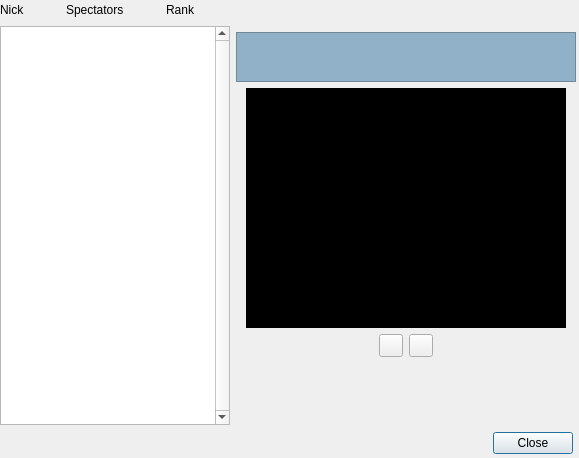
The window that ui/webcam_standard.ui (gitter-badger/simplechatclient) describes before a commit, drawn with Qt 5.
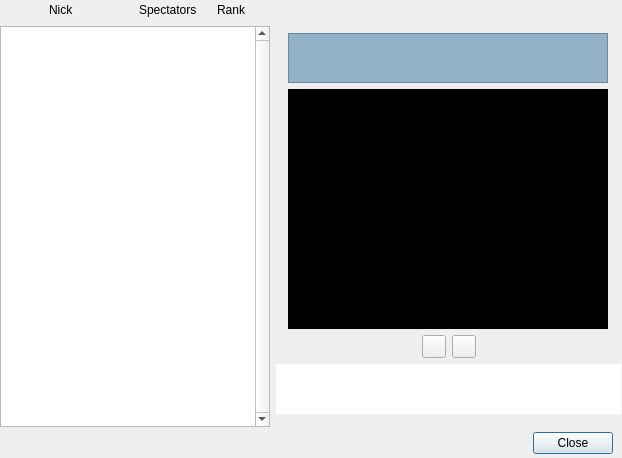
The same window after the commit. Icons and pictures are not drawn.

Commit message: fixed kamerzysta size

```diff
--- a/ui/webcam_standard.ui
+++ b/ui/webcam_standard.ui
@@ -6,19 +6,19 @@
    <rect>
     <x>0</x>
     <y>0</y>
-    <width>579</width>
+    <width>622</width>
     <height>458</height>
    </rect>
   </property>
   <property name="minimumSize">
    <size>
-    <width>579</width>
+    <width>622</width>
     <height>458</height>
    </size>
   </property>
   <property name="maximumSize">
    <size>
-    <width>579</width>
+    <width>622</width>
     <height>458</height>
    </size>
   </property>
@@ -34,7 +34,7 @@
     <rect>
      <x>12</x>
      <y>430</y>
-     <width>561</width>
+     <width>601</width>
      <height>27</height>
     </rect>
    </property>
@@ -47,8 +47,8 @@
     <rect>
      <x>0</x>
      <y>0</y>
-     <width>576</width>
-     <height>425</height>
+     <width>621</width>
+     <height>427</height>
     </rect>
    </property>
    <layout class="QHBoxLayout" name="horizontalLayout">
@@ -56,6 +56,19 @@
      <layout class="QVBoxLayout" name="verticalLayout">
       <item>
        <layout class="QHBoxLayout" name="horizontalLayout_3">
+        <item>
+         <spacer name="horizontalSpacer_8">
+          <property name="orientation">
+           <enum>Qt::Horizontal</enum>
+          </property>
+          <property name="sizeHint" stdset="0">
+           <size>
+            <width>60</width>
+            <height>20</height>
+           </size>
+          </property>
+         </spacer>
+        </item>
         <item>
          <widget class="QLabel" name="label_list_nick">
           <property name="text">
@@ -70,7 +83,7 @@
           </property>
           <property name="sizeHint" stdset="0">
            <size>
-            <width>40</width>
+            <width>70</width>
             <height>20</height>
            </size>
           </property>
@@ -90,7 +103,7 @@
           </property>
           <property name="sizeHint" stdset="0">
            <size>
-            <width>40</width>
+            <width>25</width>
             <height>20</height>
            </size>
           </property>
@@ -110,7 +123,7 @@
           </property>
           <property name="sizeHint" stdset="0">
            <size>
-            <width>40</width>
+            <width>35</width>
             <height>20</height>
            </size>
           </property>
@@ -122,7 +135,7 @@
        <widget class="QListWidget" name="listWidget_nicks">
         <property name="minimumSize">
          <size>
-          <width>230</width>
+          <width>270</width>
           <height>0</height>
          </size>
         </property>
@@ -174,10 +187,12 @@
        </widget>
       </item>
       <item>
+       <layout class="QHBoxLayout" name="horizontalLayout_4">
+        <item>
        <widget class="QTextEdit" name="textEdit_desc">
         <property name="maximumSize">
          <size>
-          <width>16777215</width>
+            <width>320</width>
           <height>50</height>
          </size>
         </property>
@@ -195,6 +210,8 @@
         </property>
        </widget>
       </item>
+       </layout>
+      </item>
       <item>
        <layout class="QHBoxLayout" name="horizontalLayout_2">
         <item>
@@ -305,9 +322,6 @@
           <height>50</height>
          </size>
         </property>
-        <property name="styleSheet">
-         <string notr="true">background-color: rgba(255, 255, 255, 0);</string>
-        </property>
         <property name="frameShape">
          <enum>QFrame::NoFrame</enum>
         </property>
```
Lines whose indentation alone changed are shown as unchanged. The commit also changes 1 other file.
